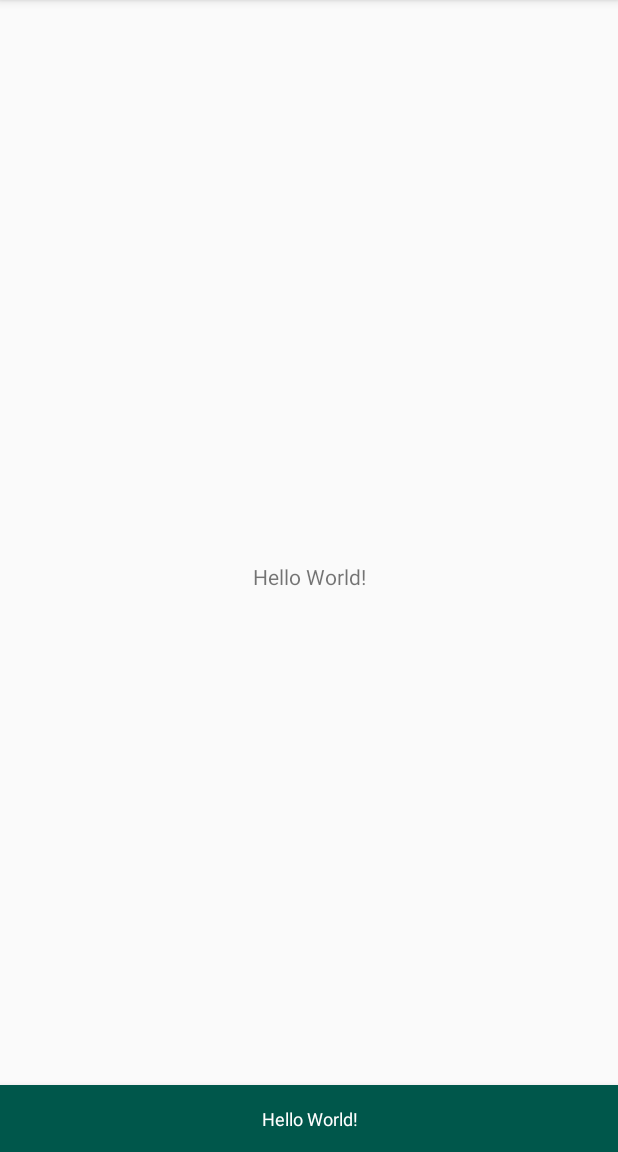
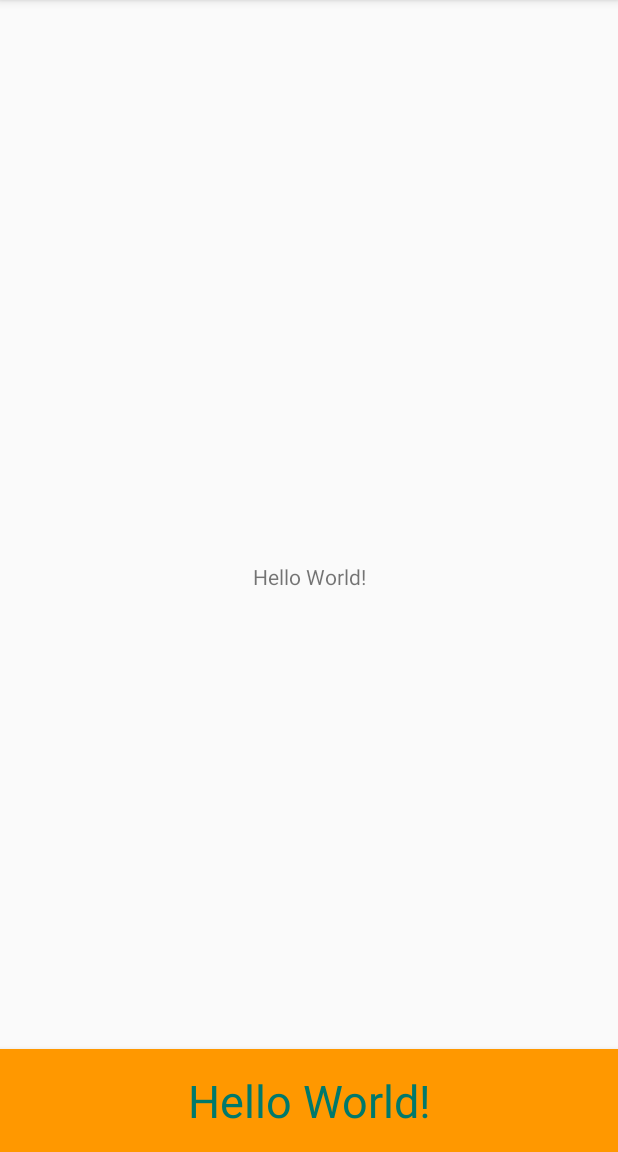
Before and after one commit to softrunapp/fastsnack, an Android app: the first screen one second after launch (MainActivity), on a phone screen of 412 x 824 dp, the part 84-1236 px from its top. Run offline under Robolectric (Android 15) with nearby library versions, the phone set to English and light mode, and no system bars.

Commit message:
update library usage

```diff
--- a/app/src/main/java/com/softunapps/fastsnackapplication/MainActivity.java
+++ b/app/src/main/java/com/softunapps/fastsnackapplication/MainActivity.java
@@ -1,7 +1,11 @@
 package com.softunapps.fastsnackapplication;
 
+import android.graphics.Color;
+import android.graphics.Typeface;
 import android.support.v7.app.AppCompatActivity;
 import android.os.Bundle;
+import android.view.Gravity;
+import android.view.View;
 
 import com.softunapps.fastsnack.FastSnack;
 
@@ -12,8 +16,17 @@ public class MainActivity extends AppCompatActivity {
         super.onCreate(savedInstanceState);
         setContentView(R.layout.activity_main);
 
-//        FastSnack.on(findViewById(R.id.root)).message("Hello World!").backgroundColor(getColor(R.color.colorAccent)).show();
         FastSnack.on(this).message("Hello World!").show();
+
+        FastSnack.on(this).message("Hello World!")
+                .textColor(Color.parseColor("#00796B"))
+                .textSize(30)
+                .textGravity(Gravity.RIGHT)
+                .textAlignment(View.TEXT_ALIGNMENT_CENTER)
+                .backgroundColor(Color.parseColor("#FF9800"))
+                .duration(FastSnack.LENGTH_LONG)
+                .setActionTextColor(Color.parseColor("#ccff21"))
+                .show();
 
     }
 }
--- a/app/src/main/java/com/softunapps/fastsnackapplication/MyApplication.java
+++ b/app/src/main/java/com/softunapps/fastsnackapplication/MyApplication.java
@@ -1,7 +1,10 @@
 package com.softunapps.fastsnackapplication;
 
 import android.app.Application;
+import android.view.Gravity;
+import android.view.View;
 
+import com.softunapps.fastsnack.FastSnack;
 import com.softunapps.fastsnack.FastSnackConfigs;
 
 public class MyApplication extends Application {
@@ -10,6 +13,12 @@ public class MyApplication extends Application {
         super.onCreate();
 
         FastSnackConfigs.buildDefaults()
-                .setBackgroundColor(getColor(R.color.colorPrimaryDark));
+                .setTextColor(getColor(R.color.colorAccent))
+                .setTextSize(18)
+                .setTextGravity(Gravity.LEFT)
+                .setTextAlignment(View.TEXT_ALIGNMENT_TEXT_END)
+                .setBackgroundColor(getColor(R.color.colorPrimaryDark))
+                .setDuration(FastSnack.LENGTH_SHORT)
+                .setActionTextColor(getColor(R.color.colorAccent));
     }
 }
```
